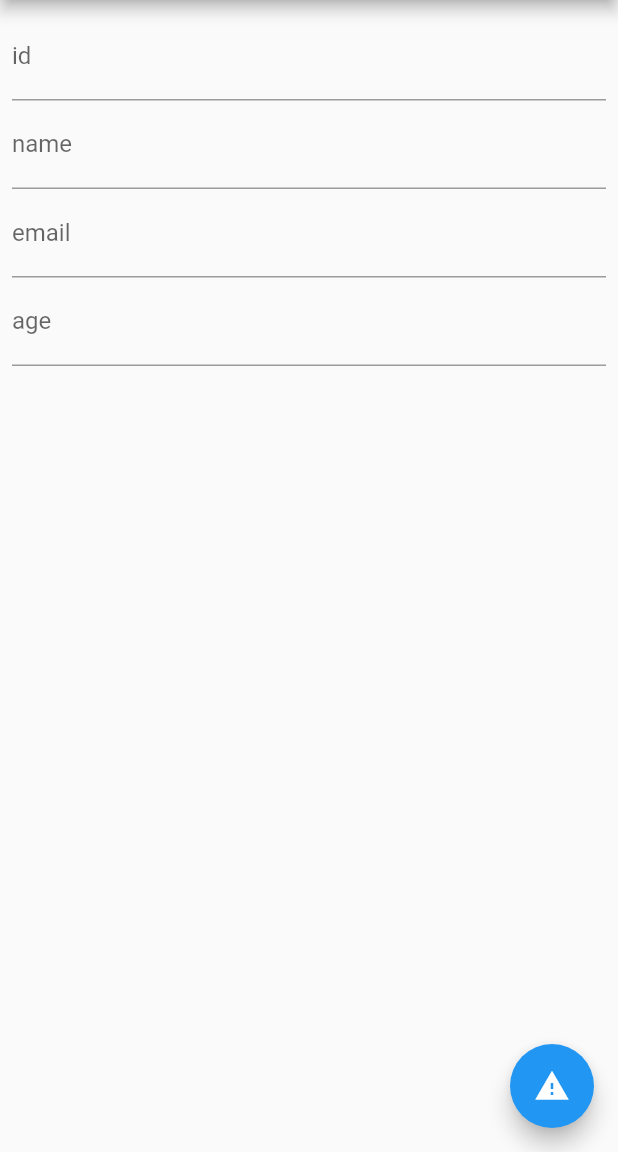
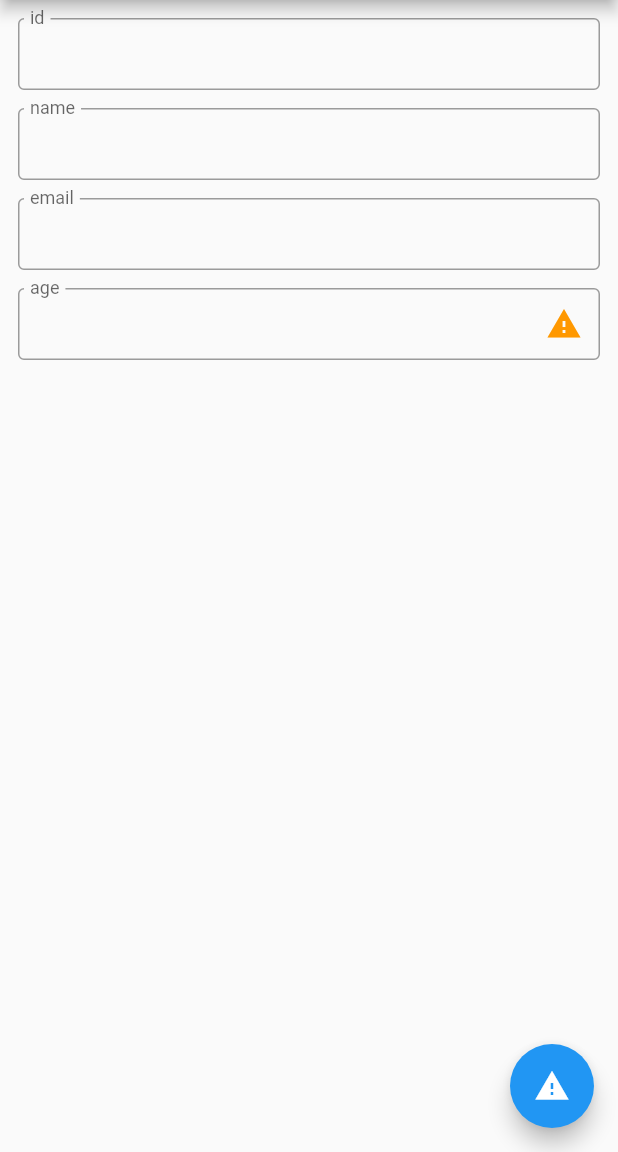
Before and after one commit to abner/flutter_js, a Flutter app: the screen it shows after launch, on a phone screen of 412 x 824 dp, the part 84-1236 px from its top. Run offline on Flutter 3.47's test engine with Material 2 defaults, Android fonts, the phone set to English and light mode, and no system bars.

Commit message:
improvements on form visual

```diff
--- a/example/lib/form.dart
+++ b/example/lib/form.dart
@@ -36,16 +36,14 @@ class FormWidget extends StatefulWidget {
     @required this.formKey,
     @required this.validateFunction,
     @required this.fields,
-  }): super(key: formWidgetKey);
+  }) : super(key: formWidgetKey);
 
   final List<String> fields;
   final GlobalKey<FormState> formKey;
 
   final GlobalKey<FormWidgetState> formWidgetKey;
   final List<ValidationResult> Function(
-      String key,
-      String value,
-      Map<String, String> form) validateFunction;
+      String key, String value, Map<String, String> form) validateFunction;
 
   @override
   FormWidgetState createState() => FormWidgetState();
@@ -58,7 +56,6 @@ class FormWidgetState extends State<FormWidget> {
   Map<String, List<ValidationResult>> _errorsMap = {};
   Map<String, bool> _stateFromAsync = {};
   Map<String, Debouncer> _fieldsDebounces = {};
-
 
   setErrorAsync(String field, List<ValidationResult> errors) {
     _errorsMap[field] = errors;
@@ -90,10 +87,9 @@ class FormWidgetState extends State<FormWidget> {
   void initState() {
     // TODO: implement initState
     super.initState();
-    widget.fields
-        .forEach((fieldName) {
-          _fieldsStates[fieldName] = GlobalKey();
-          _fieldsDebounces[fieldName]  = Debouncer(milliseconds: 500);
+    widget.fields.forEach((fieldName) {
+      _fieldsStates[fieldName] = GlobalKey();
+      _fieldsDebounces[fieldName] = Debouncer(milliseconds: 500);
     });
   }
 
@@ -108,16 +104,69 @@ class FormWidgetState extends State<FormWidget> {
             child: Column(
               children: widget.fields
                   .map(
-                    (field) => TextFormField(
-                        key: _fieldsStates[field],
-                        decoration: InputDecoration(labelText: field),
-                        validator: _validatorFor(field),
-                        onChanged: (  value) {
-                          _fieldsDebounces[field].run(() => _fieldsStates[field].currentState.validate());
-                        },
-                        onEditingComplete: () => _fieldsStates[field].currentState.validate(),
-
-                        onSaved: _onSavedFor(field)),
+                    (field) => Padding(
+                      padding: const EdgeInsets.fromLTRB(4.0, 4, 4, 8),
+                      child: TextFormField(
+                          key: _fieldsStates[field],
+                          decoration: InputDecoration(
+                              labelText: field,
+                              //border: InputBorder.none,
+                              suffixIcon: (field == 'age')
+                                  ? GestureDetector(
+                                      child: Icon(
+                                        Icons.warning,
+                                        color: Colors.orange,
+                                      ),
+                                      onTap: () {
+//                                  Scaffold.of(context).removeCurrentSnackBar();
+//                                  Scaffold.of(context).showSnackBar(SnackBar(
+//                                      behavior: SnackBarBehavior.fixed,
+//                                      content:
+//                                          Text('Aviso no campo $field!!!!')));
+                                        showDialog(
+                                          context: context,
+                                          builder: (context) => AlertDialog(
+                                            title: const Text('Aviso'),
+                                            content:
+                                                Text('Aviso no campo $field'),
+                                          ),
+                                        );
+                                      },
+                                    )
+                                  : null,
+                              floatingLabelBehavior:
+                                  FloatingLabelBehavior.always,
+                              border: OutlineInputBorder(
+                                borderSide: BorderSide(
+                                    color: Theme.of(context).accentColor,
+                                    width: 1.5),
+                              ),
+                              contentPadding: EdgeInsets.fromLTRB(8, 1, 8, 2),
+                              alignLabelWithHint: true,
+//                            focusedBorder: OutlineInputBorder(
+//                              borderSide: BorderSide(
+//                                  color: Theme.of(context).accentColor, width: 1.5),
+//                            ),
+//                            errorBorder: OutlineInputBorder(
+//                              borderRadius: BorderRadius.circular(3.1),
+//                              borderSide: BorderSide(
+//                                  color: Theme.of(context).colorScheme.onError, width: 1.5),
+//                            ),
+//                            enabledBorder: OutlineInputBorder(
+//                              borderSide: BorderSide(
+//                                  color: Theme.of(context).primaryColor,
+//                                  width: 1.0),
+//                            ),
+                              ),
+                          validator: _validatorFor(field),
+                          onChanged: (value) {
+                            _fieldsDebounces[field].run(() =>
+                                _fieldsStates[field].currentState.validate());
+                          },
+                          onEditingComplete: () =>
+                              _fieldsStates[field].currentState.validate(),
+                          onSaved: _onSavedFor(field)),
+                    ),
                   )
                   .toList(),
             )),
@@ -131,7 +180,7 @@ class Debouncer {
   VoidCallback action;
   Timer _timer;
 
-  Debouncer({ this.milliseconds });
+  Debouncer({this.milliseconds});
 
   run(VoidCallback action) {
     if (_timer != null) {
--- a/example/lib/main.dart
+++ b/example/lib/main.dart
@@ -8,7 +8,6 @@ import 'package:flutter/services.dart';
 import 'package:flutter_js/flutter_js.dart';
 import 'package:flutter_js_example/ajv_result_screen.dart';
 import 'package:flutter_js_example/form.dart';
-import 'package:flutter_js_example/json_viewer.dart';
 
 void main() => runApp(MyApp());
 
@@ -119,6 +118,7 @@ class _MyAppState extends State<MyApp> {
   @override
   Widget build(BuildContext context) {
     return MaterialApp(
+      debugShowCheckedModeBanner: false,
       home: Scaffold(
         key: _scaffoldKey,
         appBar: AppBar(
```
